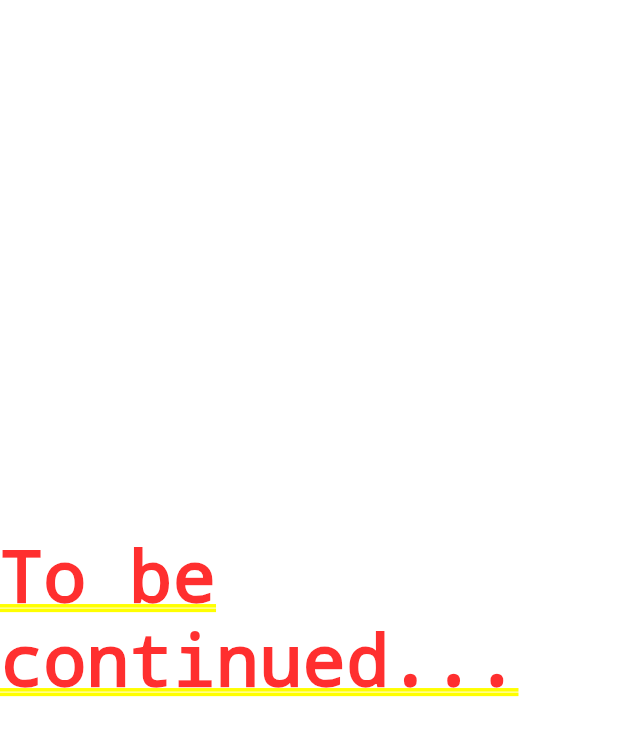
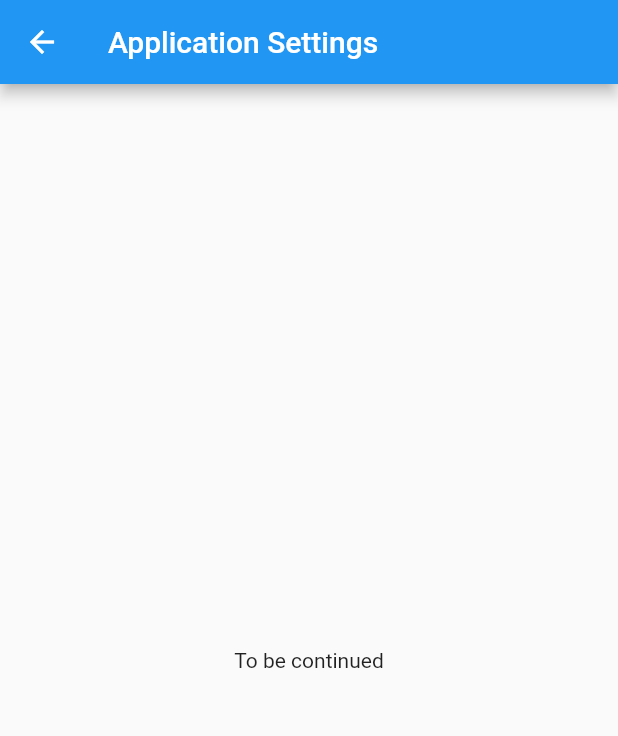
Before and after one commit to janos-gonye/my_flutter_bloc_starter_project, a Flutter app: the screen it shows after launch, after a tap on "Navigate to App Settings", on a phone screen of 412 x 824 dp. Shown: the top 736 px of the screen. Run offline on Flutter 3.47's test engine with Material 2 defaults, Android fonts, the phone set to English and light mode, and no system bars.

Commit message:
'AppBar' with title 'Application Settings' to 'AppSettingsPage'

```diff
--- a/lib/app_settings/views/app_settings_page.dart
+++ b/lib/app_settings/views/app_settings_page.dart
@@ -1,3 +1,4 @@
+import 'package:flutter/material.dart';
 import 'package:flutter/widgets.dart';
 
 class AppSettingsPage extends StatelessWidget {
@@ -7,8 +8,13 @@ class AppSettingsPage extends StatelessWidget {
 
   @override
   Widget build(BuildContext context) {
-    return const Center(
-      child: Text('To be continued...'),
+    return Scaffold(
+      appBar: AppBar(
+        title: const Text('Application Settings'),
+      ),
+      body: const Center(
+        child: Text('To be continued'),
+      ),
     );
   }
 }
```
Also changed, not shown: 1 other file.
